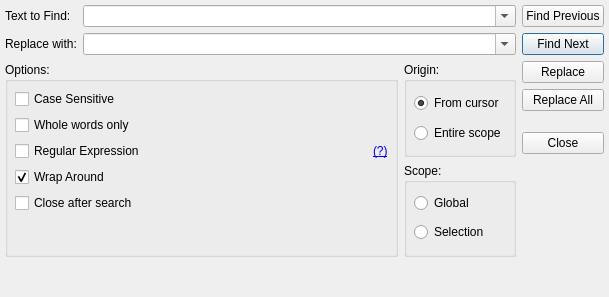
Above: RedPandaIDE/widgets/searchdialog.ui from royqh1979/RedPanda-CPP before the change. Below: the same form after it.
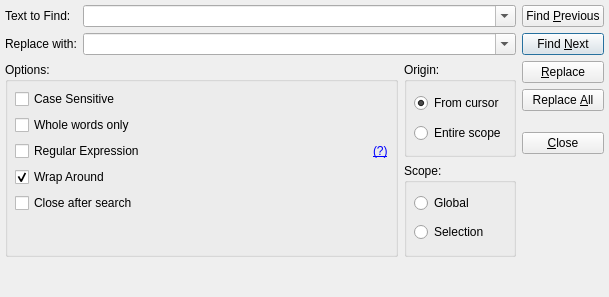
That is the form after the change.

Commit message: - change: Set focus to "find next" button when find/replace dialog is openned.   - change: Don't set focus to "close" button after searched in the find/replace dialog   - change: Set focus to "find" button when "find in files..." dialog is openned.   - enhancement: Correct tab orders for all setting pages/dialogs.   - enhancement: Shortcut key for buttons in find/replace and "find in files" dialogs.

The edit to the form file:
```diff
--- a/RedPandaIDE/widgets/searchdialog.ui
+++ b/RedPandaIDE/widgets/searchdialog.ui
@@ -345,14 +345,20 @@
          <item>
           <widget class="QPushButton" name="btnPrevious">
            <property name="text">
-            <string>Find Previous</string>
+            <string>Find &amp;Previous</string>
+           </property>
+           <property name="autoDefault">
+            <bool>false</bool>
            </property>
           </widget>
          </item>
          <item>
           <widget class="QPushButton" name="btnNext">
            <property name="text">
-            <string>Find Next</string>
+            <string>Find &amp;Next</string>
+           </property>
+           <property name="autoDefault">
+            <bool>false</bool>
            </property>
            <property name="default">
             <bool>true</bool>
@@ -362,14 +368,20 @@
          <item>
           <widget class="QPushButton" name="btnReplace">
            <property name="text">
-            <string>Replace</string>
+            <string>&amp;Replace</string>
+           </property>
+           <property name="autoDefault">
+            <bool>false</bool>
            </property>
           </widget>
          </item>
          <item>
           <widget class="QPushButton" name="btnReplaceAll">
            <property name="text">
-            <string>Replace All</string>
+            <string>Replace &amp;All</string>
+           </property>
+           <property name="autoDefault">
+            <bool>false</bool>
            </property>
           </widget>
          </item>
@@ -392,7 +404,10 @@
          <item>
           <widget class="QPushButton" name="btnClose">
            <property name="text">
-            <string>Close</string>
+            <string>&amp;Close</string>
+           </property>
+           <property name="autoDefault">
+            <bool>false</bool>
            </property>
           </widget>
          </item>
```
Left out of the diff: 18 changed lines with no effect on the pictures. The commit also changes 43 other files.
